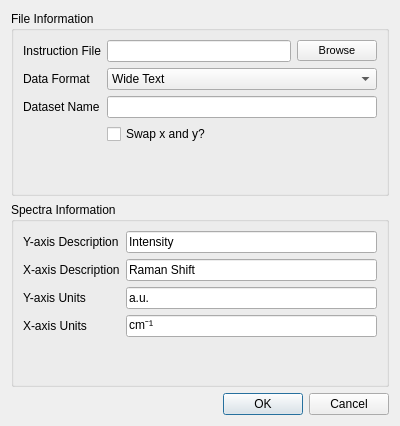
VespucciProject/Vespucci, file GUI/Processing/stitchimportdialog.ui: the form before one commit.
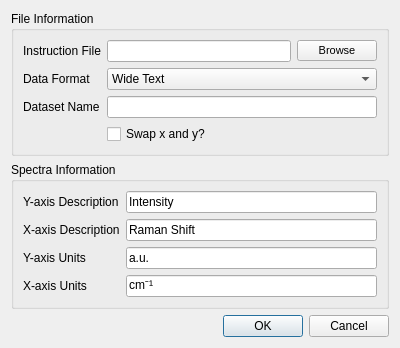
The form after the commit.

Diff of the .ui file:
```diff
--- a/GUI/Processing/stitchimportdialog.ui
+++ b/GUI/Processing/stitchimportdialog.ui
@@ -7,7 +7,7 @@
     <x>0</x>
     <y>0</y>
     <width>400</width>
-    <height>426</height>
+    <height>344</height>
    </rect>
   </property>
   <property name="windowTitle">
```
